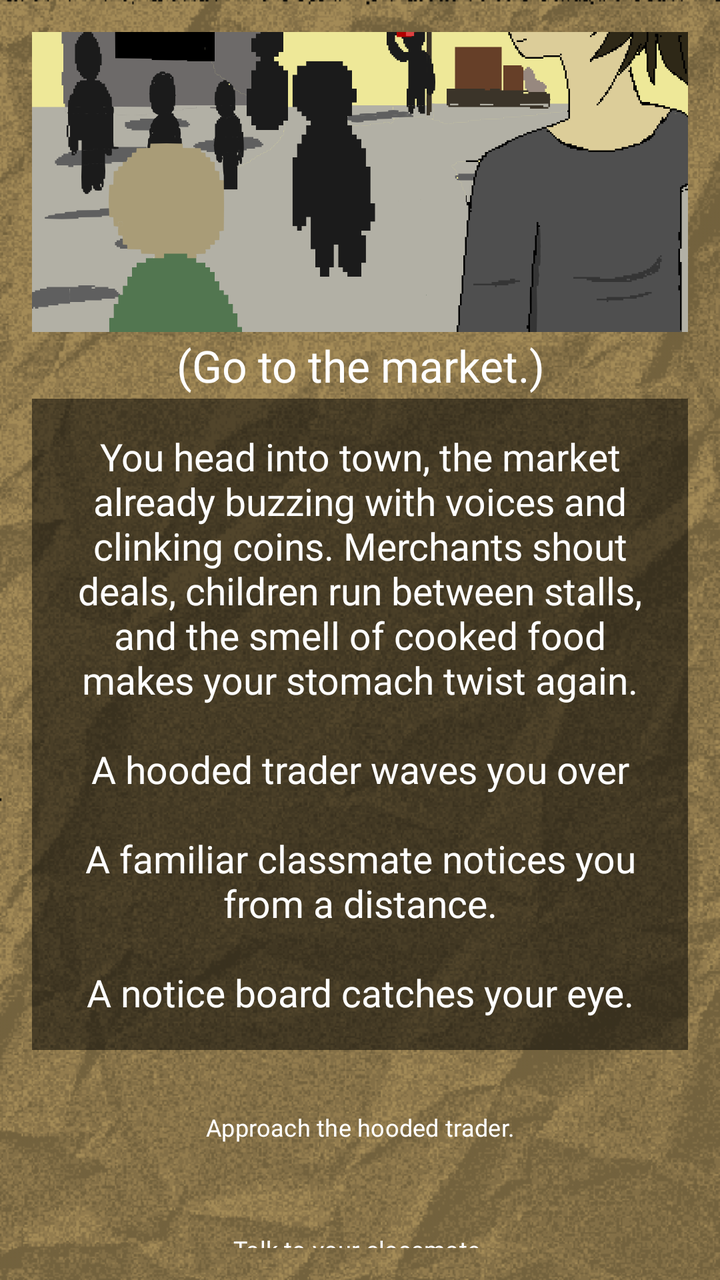
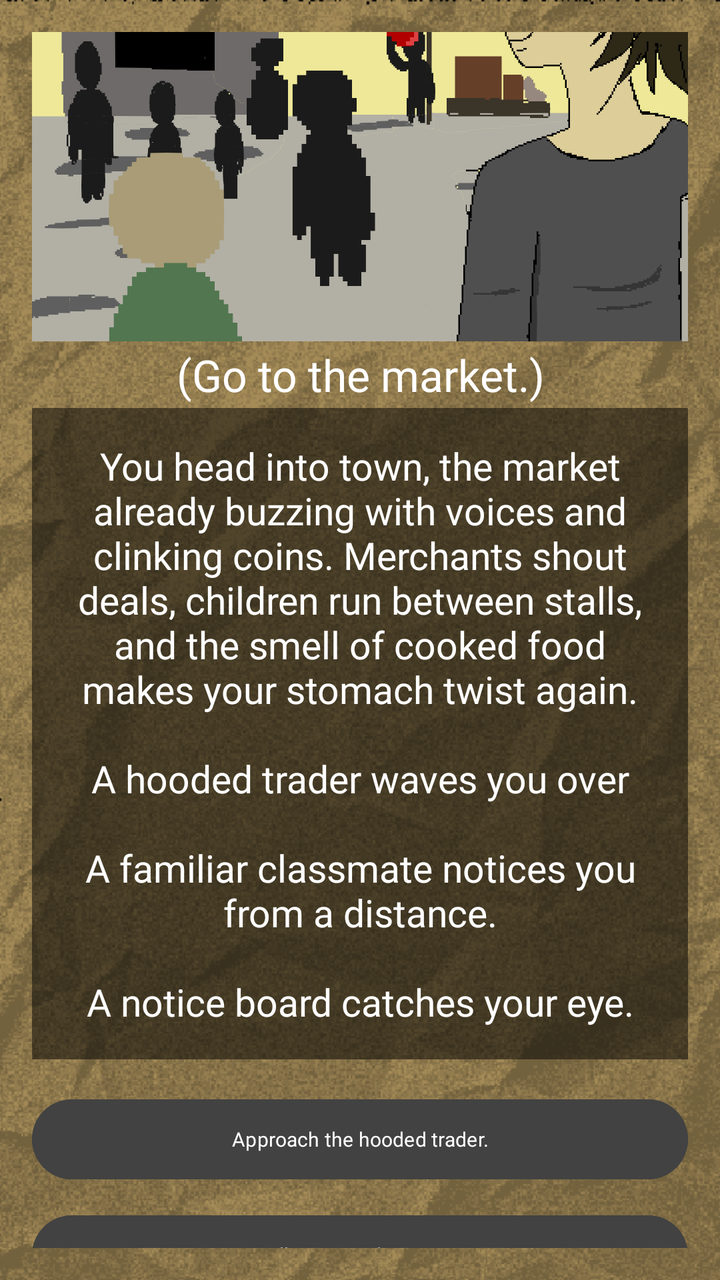

Before-and-after screenshots of an Android layout around one commit, followed by the original layout XML and the change that was made.
<!-- AndroidManifest.xml: application theme Theme.ChoiceQuest -->
<!-- res/layout/activity_page2_1_2.xml -->
<?xml version="1.0" encoding="utf-8"?>
<LinearLayout xmlns:android="http://schemas.android.com/apk/res/android"
    xmlns:app="http://schemas.android.com/apk/res-auto"
    xmlns:tools="http://schemas.android.com/tools"
    android:id="@+id/page2_1_2"
    android:layout_width="match_parent"
    android:layout_height="match_parent"
    android:gravity="center"
    android:orientation="vertical"
    android:background="@drawable/papertexture_"
    android:backgroundTint="#f8e7c2"
    android:backgroundTintMode="multiply"
    android:padding="16dp"
    tools:context=".Page2_1_2">

    <View
        android:layout_width="match_parent"
        android:layout_height="0dp"
        android:layout_weight="0.1"/>

    <ImageView
        android:id="@+id/imageView"
        android:layout_width="412dp"
        android:layout_height="250dp"
        android:src="@drawable/page2_1_2"/>

    <View
        android:layout_width="match_parent"
        android:layout_height="1dp"
        android:layout_weight="0.1"/>

    <TextView
        android:layout_width="match_parent"
        android:layout_height="wrap_content"
        android:gravity="center"
        android:fontFamily="@font/pixelspace"
        android:padding="2dp"
        android:text="(Go to the market.)"
        android:textColor="@color/white"
        android:textSize="22sp"/>

    <TextView
        android:layout_width="match_parent"
        android:layout_height="wrap_content"
        android:id="@+id/tv_page2_1_2"
        android:fontFamily="@font/pixelgame_font"
        android:gravity="center"
        android:padding="16dp"
        android:background="#80000000"
        android:text="You head into town, the market already buzzing with voices and clinking coins. Merchants shout deals, children run between stalls, and the smell of cooked food makes your stomach twist again.\n\nA hooded trader waves you over\n\nA familiar classmate notices you from a distance.\n\nA notice board catches your eye."
        android:textColor="@color/white"
        android:textSize="19sp"
        android:layout_marginBottom="16dp"/>

    <View
        android:layout_width="match_parent"
        android:layout_height="1dp"
        android:layout_weight="0.1"/>

    <Button
        android:layout_width="410dp"
        android:layout_height="45dp"
        android:fontFamily="@font/quest_font"
        android:background="@android:color/transparent"
        android:textSize="12sp"
        android:layout_marginBottom="16dp"
        android:text="Approach the hooded trader."
        android:onClick="page2_1_2_1" />

    <Button
        android:layout_width="410dp"
        android:layout_height="45dp"
        android:fontFamily="@font/quest_font"
        android:background="@android:color/transparent"
        android:textSize="12sp"
        android:layout_marginBottom="16dp"
        android:text="Talk to your classmate."
        android:onClick="page2_1_2_2" />

    <Button
        android:layout_width="410dp"
        android:layout_height="45dp"
        android:fontFamily="@font/quest_font"
        android:background="@android:color/transparent"
        android:textSize="12sp"
        android:layout_marginBottom="16dp"
        android:text="Read the notice board."
        android:onClick="page2_1_2_3" />

    <View
        android:layout_width="match_parent"
        android:layout_height="0dp"
        android:layout_weight="1"/>

</LinearLayout>
<!-- resources referenced by this layout -->
<resources>
  <color name="white">#FFFFFF</color>
  <!-- drawable page2_1_2: png bitmap (drawable, 46595 bytes) -->
  <!-- drawable papertexture_: png bitmap (drawable, 156948 bytes) -->
  <style name="Theme.ChoiceQuest" parent="Base.Theme.ChoiceQuest" />
  <style name="Base.Theme.ChoiceQuest" parent="Theme.Material3.DayNight.NoActionBar">
          
          
      </style>
</resources>

<!-- the commit's change to res/layout/activity_page2_1_2.xml (unified diff, before → after) -->
@@ -58,32 +58,35 @@
         android:layout_weight="0.1"/>
 
     <Button
-        android:layout_width="410dp"
-        android:layout_height="45dp"
+        android:layout_width="match_parent"
+        android:layout_height="wrap_content"
         android:fontFamily="@font/quest_font"
-        android:background="@android:color/transparent"
-        android:textSize="12sp"
-        android:layout_marginBottom="16dp"
+        android:textSize="10sp"
+        android:textColor="@color/white"
+        android:backgroundTint="@color/cardview_dark_background"
+        android:layout_marginBottom="10dp"
         android:text="Approach the hooded trader."
         android:onClick="page2_1_2_1" />
 
     <Button
-        android:layout_width="410dp"
-        android:layout_height="45dp"
+        android:layout_width="match_parent"
+        android:layout_height="wrap_content"
         android:fontFamily="@font/quest_font"
-        android:background="@android:color/transparent"
-        android:textSize="12sp"
-        android:layout_marginBottom="16dp"
+        android:textSize="10sp"
+        android:textColor="@color/white"
+        android:backgroundTint="@color/cardview_dark_background"
+        android:layout_marginBottom="10dp"
         android:text="Talk to your classmate."
         android:onClick="page2_1_2_2" />
 
     <Button
-        android:layout_width="410dp"
-        android:layout_height="45dp"
+        android:layout_width="match_parent"
+        android:layout_height="wrap_content"
         android:fontFamily="@font/quest_font"
-        android:background="@android:color/transparent"
-        android:textSize="12sp"
-        android:layout_marginBottom="16dp"
+        android:textSize="10sp"
+        android:textColor="@color/white"
+        android:backgroundTint="@color/cardview_dark_background"
+        android:layout_marginBottom="10dp"
         android:text="Read the notice board."
         android:onClick="page2_1_2_3" />
 
